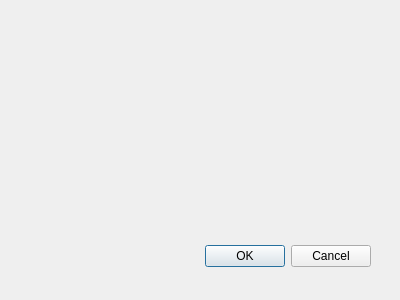
The window that rasterisochrones/rasterisochrones_dialog_base.ui (Anaphory/qgis-raster-isochrones) describes before a commit, drawn with Qt 5.
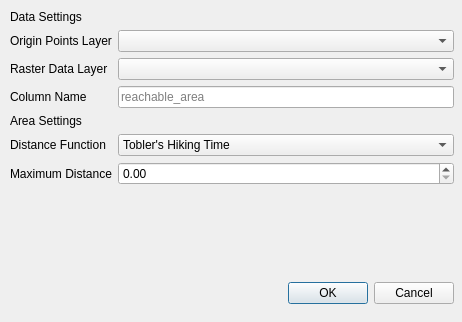
The same window after the commit.

Commit message: Get plugin ready for test

```diff
--- a/rasterisochrones/rasterisochrones_dialog_base.ui
+++ b/rasterisochrones/rasterisochrones_dialog_base.ui
@@ -1,32 +1,144 @@
 <ui version="4.0" >
  <class>RasterIsochronesDialogBase</class>
- <widget class="QDialog" name="RasterIsochronesDialogBase" >
-  <property name="geometry" >
+ <widget class="QDialog" name="RasterIsochronesDialogBase">
+  <property name="geometry">
    <rect>
     <x>0</x>
     <y>0</y>
-    <width>400</width>
-    <height>300</height>
+    <width>462</width>
+    <height>322</height>
    </rect>
   </property>
   <property name="windowTitle" >
    <string>Raster-based Isochrones</string>
   </property>
-  <widget class="QDialogButtonBox" name="button_box" >
-   <property name="geometry" >
+  <widget class="QWidget" name="verticalLayoutWidget">
+   <property name="geometry">
     <rect>
-     <x>30</x>
-     <y>240</y>
-     <width>341</width>
-     <height>32</height>
+     <x>10</x>
+     <y>10</y>
+     <width>444</width>
+     <height>294</height>
     </rect>
    </property>
-   <property name="orientation" >
-    <enum>Qt::Horizontal</enum>
-   </property>
-   <property name="standardButtons" >
-    <set>QDialogButtonBox::Cancel|QDialogButtonBox::Ok</set>
-   </property>
+   <layout class="QVBoxLayout" name="vstack">
+    <item>
+     <layout class="QFormLayout" name="form">
+      <item row="1" column="0">
+       <widget class="QLabel" name="data_heading">
+        <property name="text">
+         <string>Data Settings</string>
+        </property>
+       </widget>
+      </item>
+      <item row="2" column="0">
+       <widget class="QLabel" name="points_l">
+        <property name="text">
+         <string>Origin Points Layer</string>
+        </property>
+       </widget>
+      </item>
+      <item row="2" column="1">
+       <widget class="QComboBox" name="points"/>
+      </item>
+      <item row="3" column="0">
+       <widget class="QLabel" name="raster_l">
+        <property name="text">
+         <string>Raster Data Layer</string>
+        </property>
+       </widget>
+      </item>
+      <item row="3" column="1">
+       <widget class="QComboBox" name="raster"/>
+      </item>
+      <item row="5" column="0">
+       <widget class="QLabel" name="area_heading">
+        <property name="text">
+         <string>Area Settings</string>
+        </property>
+       </widget>
+      </item>
+      <item row="6" column="0">
+       <widget class="QLabel" name="distance_fn_l">
+        <property name="text">
+         <string>Distance Function</string>
+        </property>
+       </widget>
+      </item>
+      <item row="6" column="1">
+       <widget class="QComboBox" name="distance_fn">
+        <item>
+         <property name="text">
+          <string>Tobler's Hiking Time</string>
+         </property>
+        </item>
+        <item>
+         <property name="text">
+          <string>Tobler's Hiking Time (Backwards)</string>
+         </property>
+        </item>
+        <item>
+         <property name="text">
+          <string>Geodesic Grid Distance</string>
+         </property>
+        </item>
+        <item>
+         <property name="text">
+          <string>Grid distance</string>
+         </property>
+        </item>
+       </widget>
+      </item>
+      <item row="7" column="0">
+       <widget class="QLabel" name="maximum_dist_l">
+        <property name="text">
+         <string>Maximum Distance</string>
+        </property>
+       </widget>
+      </item>
+      <item row="7" column="1">
+       <widget class="QDoubleSpinBox" name="maximum_dist">
+        <property name="maximum">
+         <double>999999.989999999990687</double>
+        </property>
+       </widget>
+      </item>
+      <item row="4" column="1">
+       <widget class="QLineEdit" name="column">
+        <property name="toolTip">
+         <string>The area covered will be added as attribute to the points layer under this field name.</string>
+        </property>
+        <property name="toolTipDuration">
+         <number>3</number>
+        </property>
+        <property name="statusTip">
+         <string/>
+        </property>
+        <property name="placeholderText">
+         <string>reachable_area</string>
+        </property>
+       </widget>
+      </item>
+      <item row="4" column="0">
+       <widget class="QLabel" name="column_r">
+        <property name="text">
+         <string>Column Name</string>
+        </property>
+       </widget>
+      </item>
+     </layout>
+    </item>
+    <item>
+     <widget class="QDialogButtonBox" name="button_box">
+      <property name="orientation">
+       <enum>Qt::Horizontal</enum>
+      </property>
+      <property name="standardButtons">
+       <set>QDialogButtonBox::Cancel|QDialogButtonBox::Ok</set>
+      </property>
+     </widget>
+    </item>
+   </layout>
   </widget>
  </widget>
  <resources/>
```
Left out of the diff: 29 changed lines with no effect on the pictures. The commit also changes 2 other files.
